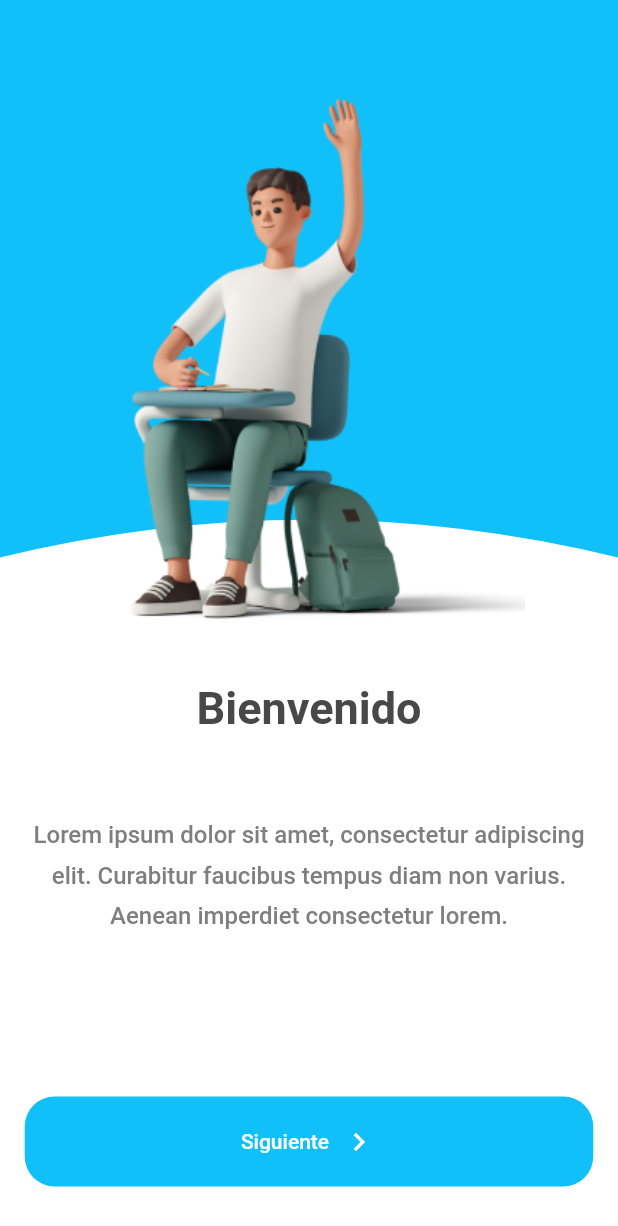
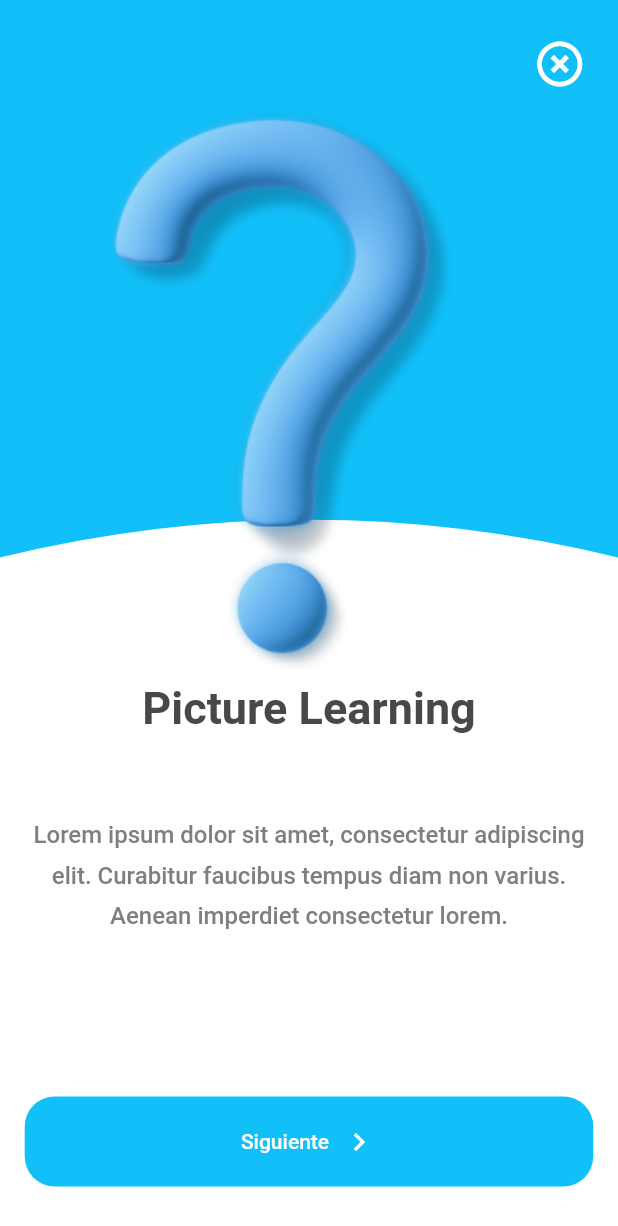
Before and after one commit to WebDev-UPQROO/picture-learning-flutter, a Flutter app: the screen it shows after launch, after a tap on "Siguiente", on a phone screen of 412 x 824 dp. Shown: the top 1226 px of the screen. Run offline on Flutter 3.47's test engine with Material 2 defaults, Android fonts, the phone set to English and light mode, and no system bars; our stand-ins replace bloc, flutter_bloc, shared_preferences.

Commit message:
welcomeApp (fixed buttons and screen)

```diff
--- a/lib/screens/welcome_app/welcome_app_screen.dart
+++ b/lib/screens/welcome_app/welcome_app_screen.dart
@@ -2,34 +2,48 @@ import 'package:flutter/material.dart';
 import 'package:picture_learning/constants/style.dart';
 import 'package:picture_learning/widgets/gaps/gap_04.dart';
 import 'package:picture_learning/widgets/painters/painer_curve.dart';
+
+import '../../routes.dart';
 //for storing form state.
 class WelcomeAppScreen extends StatelessWidget {
-  const WelcomeAppScreen({Key? key}) : super(key: key);
+  PageController _pageController = PageController();
+
 
   @override
   Widget build(BuildContext context) {
     Size size = MediaQuery.of(context).size;
 
+
     return Scaffold(
       body: PageView(
-        children: <Widget>[
+        controller: _pageController,
+        children: [
           WelcomePages(
              imgOnTop: Image.asset('assets/img/welcome_man.png', height: size.height * 0.43,),
              onRight: 0.15,
              titleText: 'Bienvenido',
              descText: 'Lorem ipsum dolor sit amet, consectetur adipiscing elit. Curabitur faucibus tempus diam non varius. Aenean imperdiet consectetur lorem.',
-
+             onPressButton: (){
+               _pageController.animateToPage(_pageController.page!.toInt() + 1,
+                duration: Duration(milliseconds: 400),
+                curve: Curves.easeIn);
+             },
           ),
           WelcomePages(
              imgOnTop: Image.asset('assets/img/welcome_icon.png', height: size.height * 0.47,),
              onRight: 0.25,
              titleText: 'Picture Learning',
              descText: 'Lorem ipsum dolor sit amet, consectetur adipiscing elit. Curabitur faucibus tempus diam non varius. Aenean imperdiet consectetur lorem.',
+             onPressButton: (){
+               Navigator.pushNamed(context, Routes.loginOAuth);
+             },
+          )
 
-          )
         ]
-      )
+      ),
+
     );
+
   }
 }
 
@@ -41,23 +55,26 @@ class WelcomePages extends StatelessWidget {
     required this.onRight,
     required this.titleText,
     required this.descText,
+    required this.onPressButton,
   })
   : super(key: key);
 
   final Widget imgOnTop;
-   final double onRight;
+  final double onRight;
   final String titleText;
   final String descText;
+  final Function() onPressButton;
 
   @override
   Widget build(BuildContext context) {
     Size size = MediaQuery.of(context).size;
 
-    return Scaffold(
+   return Scaffold(
       backgroundColor: Style.primary,
       body: Stack(
         alignment: Alignment.bottomCenter,
         children: [
+
           Align(
             alignment: Alignment.bottomCenter,
             child: SizedBox(
@@ -67,6 +84,29 @@ class WelcomePages extends StatelessWidget {
                 painter: PainterCurve(color: Style.white),
               ),
             ),
+          ),
+
+           Positioned(
+            right: size.width * 0.07,
+            top: size.height * 0.02,
+            child:
+           SizedBox(
+            height: 36.0,
+            width: 36.0,
+            child: IconButton(
+              onPressed: (){
+                Navigator.pushNamed(context, Routes.loginOAuth);
+              },
+              icon: const Icon(
+                Icons.highlight_off,
+                size: 36.0,
+                color: Colors.white
+                ),
+              )
+          ),
+
+
+
           ),
           Positioned(
             right: size.width * onRight,
@@ -102,12 +142,9 @@ class WelcomePages extends StatelessWidget {
                   ),
                   SizedBox(height: size.height * 0.01),
                   Directionality(
-
                     textDirection: TextDirection.rtl,
                     child: ElevatedButton.icon(
-                    onPressed: () {
-
-                    },
+                    onPressed: onPressButton,
 
                     icon: const Icon(Icons.chevron_left),
                     label: const Text('Siguiente'),
@@ -115,7 +152,6 @@ class WelcomePages extends StatelessWidget {
                     ),
 
                   ),
-
                 ],
               ),
             ),
@@ -124,4 +160,5 @@ class WelcomePages extends StatelessWidget {
       ),
     );
   }
+
 }
```
